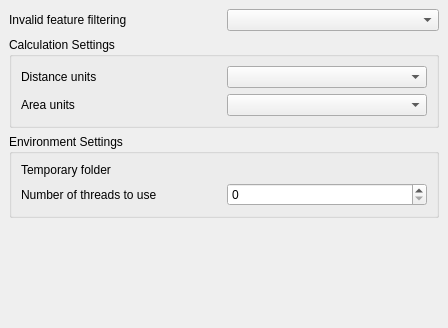
The window that src/ui/processing/qgsprocessingcontextoptionsbase.ui (qgis/QGIS) describes before a commit, drawn with Qt 5.
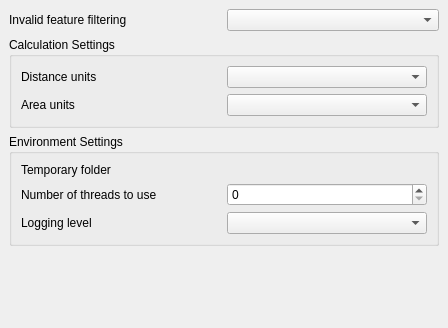
The same window after the commit. Custom widgets are drawn as their Qt base class.

Commit message:
Add choice of log level to algorithm settings panel
Allows users to run algorithms with verbose logging through the
GUI (previously only available via qgis_process or model designer)

```diff
--- a/src/ui/processing/qgsprocessingcontextoptionsbase.ui
+++ b/src/ui/processing/qgsprocessingcontextoptionsbase.ui
@@ -80,6 +80,19 @@
           <item row="1" column="1">
            <widget class="QgsSpinBox" name="mThreadsSpinBox"/>
           </item>
+          <item row="0" column="1">
+           <widget class="QgsFileWidget" name="mTemporaryFolderWidget" native="true"/>
+          </item>
+          <item row="2" column="0">
+           <widget class="QLabel" name="label_6">
+            <property name="text">
+             <string>Logging level</string>
+            </property>
+           </widget>
+          </item>
+          <item row="2" column="1">
+           <widget class="QComboBox" name="mLogLevelComboBox"/>
+          </item>
          </layout>
         </widget>
        </item>
```
Left out of the diff: 17 changed lines with no effect on the pictures. The commit also changes 2 other files.
